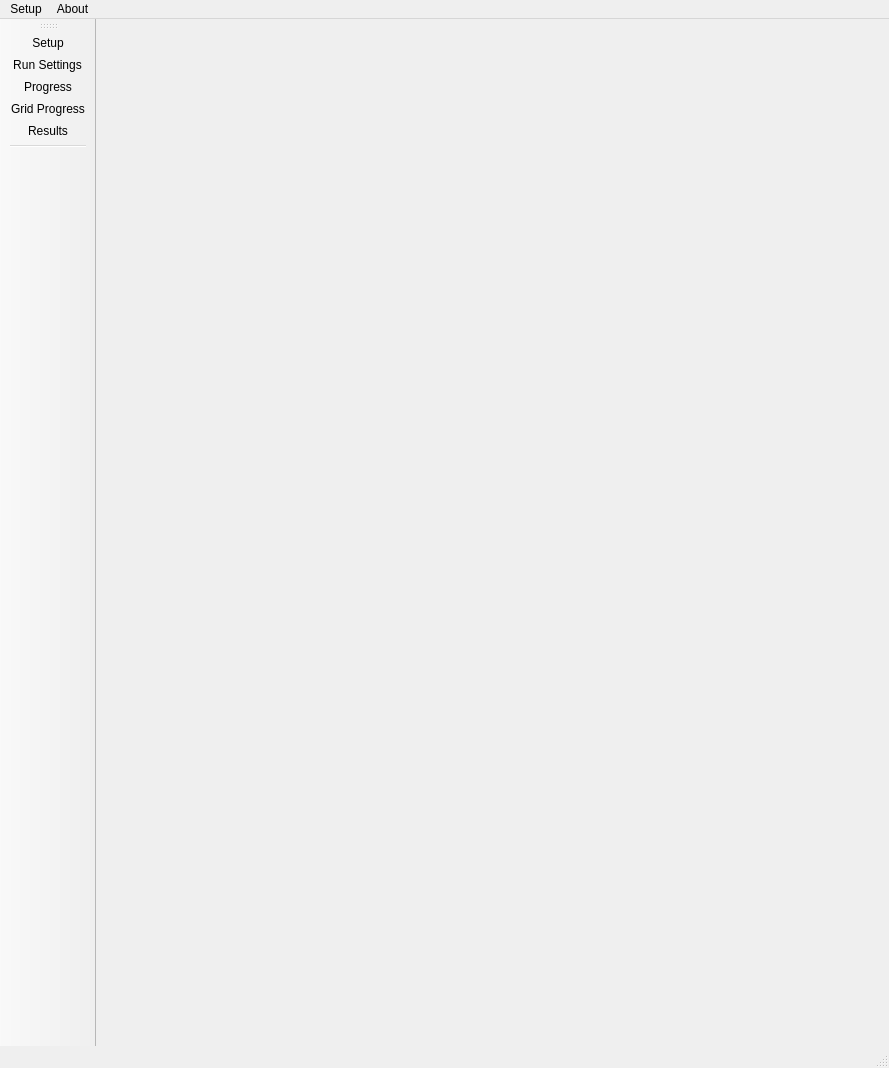
This is mainframe.ui in hallamlab/MetaPathwaysGUI as Qt 5 draws it before an edit. The edited form follows.
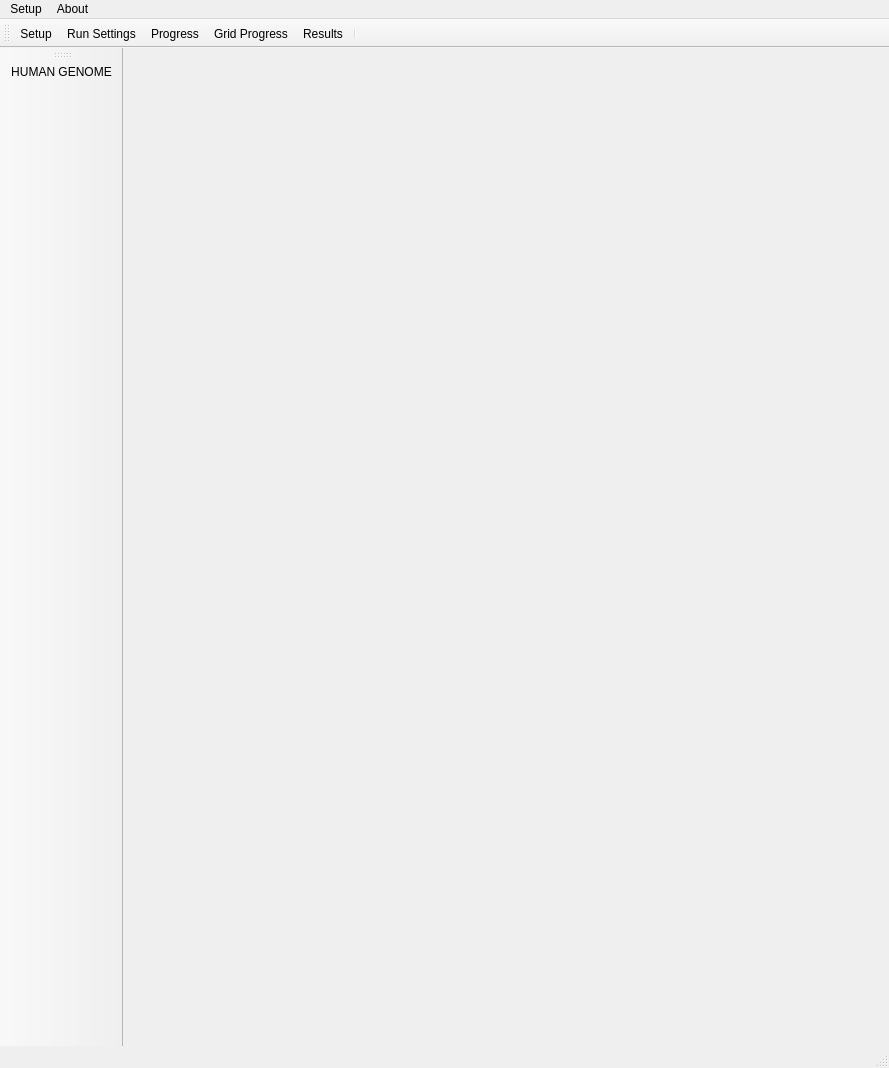
This is the edited form.

```diff
--- a/mainframe.ui
+++ b/mainframe.ui
@@ -62,7 +62,7 @@
   <widget class="QStatusBar" name="statusbar"/>
   <widget class="QToolBar" name="toolBar">
    <property name="sizePolicy">
-    <sizepolicy hsizetype="Fixed" vsizetype="Preferred">
+    <sizepolicy hsizetype="Preferred" vsizetype="Fixed">
      <horstretch>0</horstretch>
      <verstretch>0</verstretch>
     </sizepolicy>
@@ -80,7 +80,7 @@
     <bool>false</bool>
    </property>
    <attribute name="toolBarArea">
-    <enum>LeftToolBarArea</enum>
+    <enum>TopToolBarArea</enum>
    </attribute>
    <attribute name="toolBarBreak">
     <bool>true</bool>
@@ -92,6 +92,27 @@
    <addaction name="actionResults"/>
    <addaction name="separator"/>
   </widget>
+  <widget class="QToolBar" name="leftToolBar">
+   <property name="enabled">
+    <bool>true</bool>
+   </property>
+   <property name="sizePolicy">
+    <sizepolicy hsizetype="Fixed" vsizetype="Preferred">
+     <horstretch>0</horstretch>
+     <verstretch>0</verstretch>
+    </sizepolicy>
+   </property>
+   <property name="windowTitle">
+    <string>toolBar_2</string>
+   </property>
+   <attribute name="toolBarArea">
+    <enum>LeftToolBarArea</enum>
+   </attribute>
+   <attribute name="toolBarBreak">
+    <bool>true</bool>
+   </attribute>
+   <addaction name="actionTest"/>
+  </widget>
   <action name="actionSetup">
    <property name="text">
     <string>Setup</string>
@@ -132,6 +153,17 @@
     <string>About</string>
    </property>
   </action>
+  <action name="actionTest">
+   <property name="checkable">
+    <bool>false</bool>
+   </property>
+   <property name="checked">
+    <bool>false</bool>
+   </property>
+   <property name="text">
+    <string>HUMAN GENOME</string>
+   </property>
+  </action>
  </widget>
  <resources/>
  <connections/>
```
